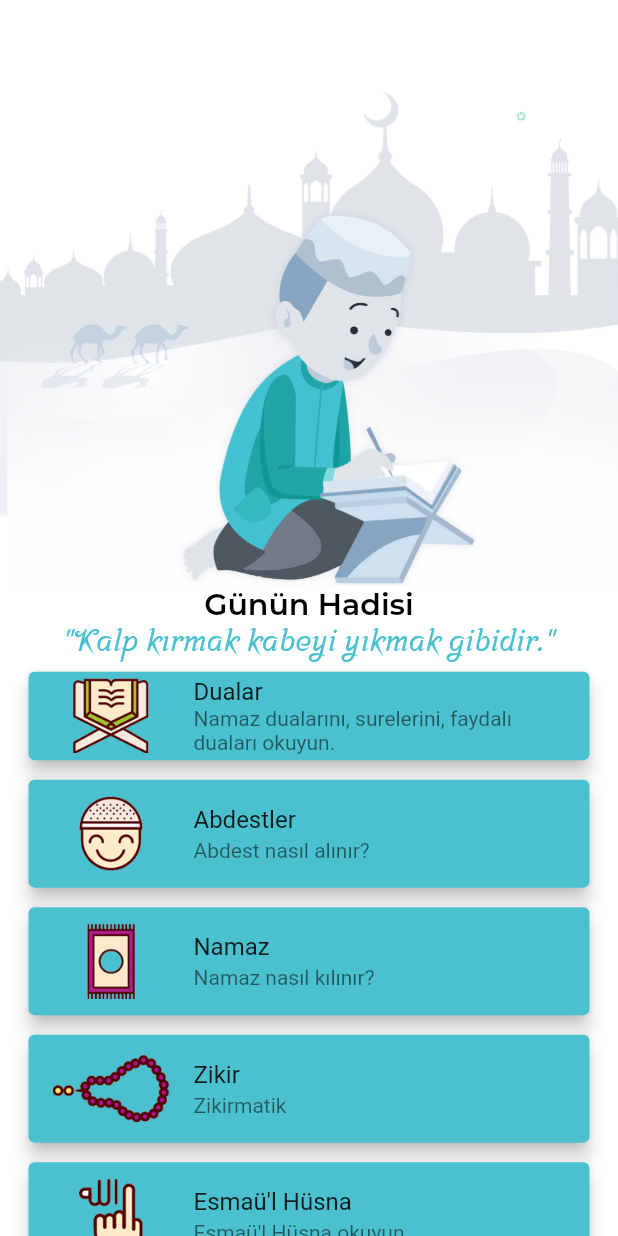
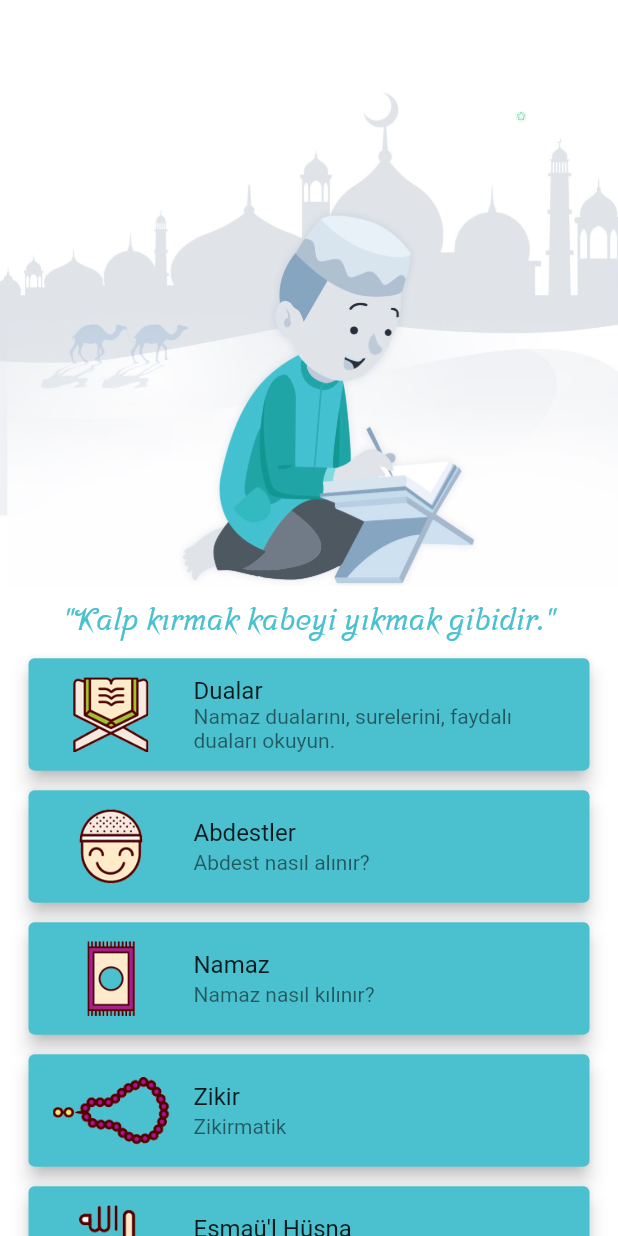
Before and after one commit to Bucerella/DuaApp, a Flutter app: the screen it shows after launch, on a phone screen of 412 x 824 dp. Run offline on Flutter 3.47's test engine with Material 2 defaults, Android fonts, the phone set to English and light mode, and no system bars; our stand-ins replace font_awesome_flutter, shared_preferences.

Commit message:
Version 1.0

```diff
--- a/lib/screen/dualar.dart
+++ b/lib/screen/dualar.dart
@@ -15,8 +15,10 @@ class _DualarGenelState extends State<DualarGenel> {
   @override
   Widget build(BuildContext context) {
     return Scaffold(
+
       backgroundColor: Colors.black,
-      appBar: AppBar(title: Text("FAYDALI DUALAR"),
+      appBar: AppBar(title: Text("DUALAR"),
+          centerTitle: true,
         backgroundColor: Color(0XFF000000),
         elevation: 0,
       ),
--- a/lib/screen/faydali_dualar.dart
+++ b/lib/screen/faydali_dualar.dart
@@ -10,6 +10,7 @@ class _FaydaliDualarState extends State<FaydaliDualar> {
   Widget build(BuildContext context) {
     return Scaffold(
       appBar: AppBar(
+
         title: Text("FAYDALI DUALAR",
           style: TextStyle(
             fontFamily: "FiraSans",
--- a/lib/screen/homescreen.dart
+++ b/lib/screen/homescreen.dart
@@ -24,15 +24,8 @@ class _HomeDuaState extends State<HomeDua> {
         child: Column(
           children: <Widget>[
             Image.asset("images/mumin.jpg"),
-            Text(
-              "Günün Hadisi",
-              textAlign: TextAlign.center,
-              style: TextStyle(
-                fontFamily: "Montserrat",
-                fontWeight: FontWeight.bold,
-                fontSize: 20,
-                color: Colors.black,
-              ),
+            SizedBox(
+              height: 10,
             ),
             Text(
               "\"Kalp kırmak kabeyi yıkmak gibidir.\"",
@@ -44,7 +37,7 @@ class _HomeDuaState extends State<HomeDua> {
                   color: Color(0xFF4BC1CF)),
             ),
             SizedBox(
-              height: 5,
+              height: 10,
             ),
             makeCard("Dualar", "Namaz dualarını, surelerini, faydalı duaları okuyun.", "dualar.png",yol: DualarGenel(),context: context),
             SizedBox(
--- a/lib/widgets/extension_widget.dart
+++ b/lib/widgets/extension_widget.dart
@@ -16,6 +16,9 @@ Widget makeCard(String baslik, String altBaslik, String icon,
       child: Card(
         elevation: 5,
         color: Color(0xFF4BC1CF),
+        child: Container(
+          alignment: Alignment.centerLeft,
+          height: 75,
           child: ListTile(
             leading: Image.asset(
               "images/$icon",
@@ -24,6 +27,7 @@ Widget makeCard(String baslik, String altBaslik, String icon,
             ),
             title: Text("$baslik "),
             subtitle: Text("$altBaslik"),
+          ),
         ),
       ),
     ),
--- a/pubspec.yaml
+++ b/pubspec.yaml
@@ -34,7 +34,7 @@ dev_dependencies:
   flutter_launcher_icons: "^0.6.1"
 
 flutter_icons:
-  image_path: "images/logo.jpg"
+  image_path: "images/new_logo.png"
   android: true
   ios: true
 
```
Also changed, not shown: lib/main.dart (+1 -20 lines), images/new_logo.png (added), pubspec.lock, 23 other files. Lines whose indentation alone changed are shown as unchanged.
